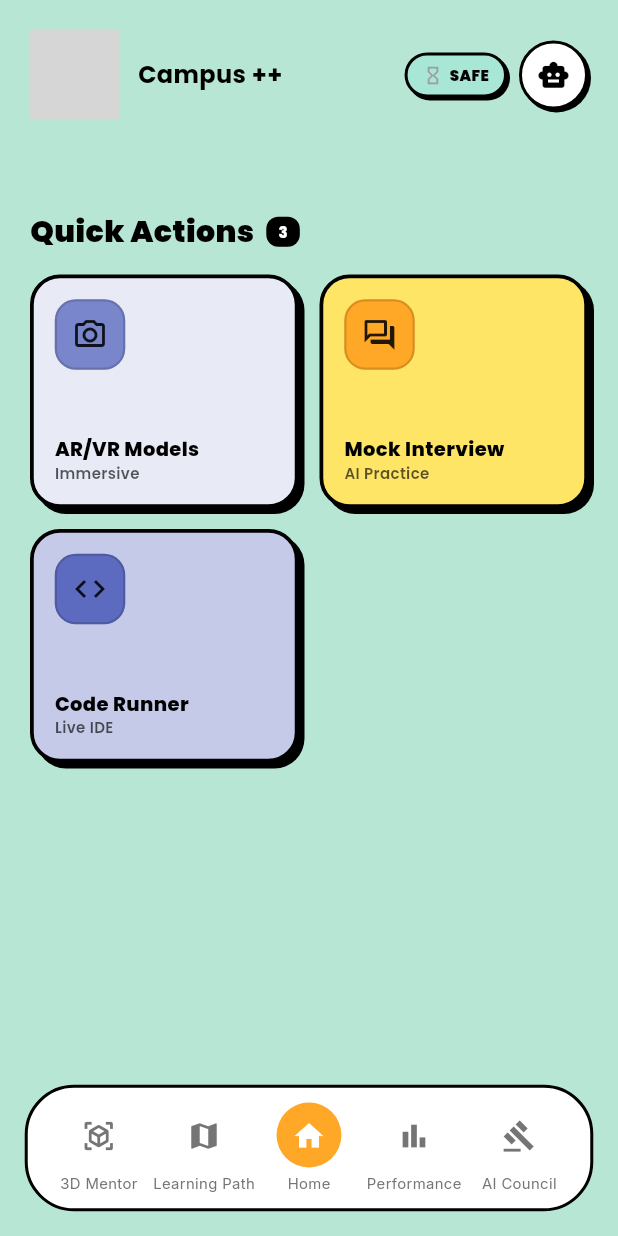
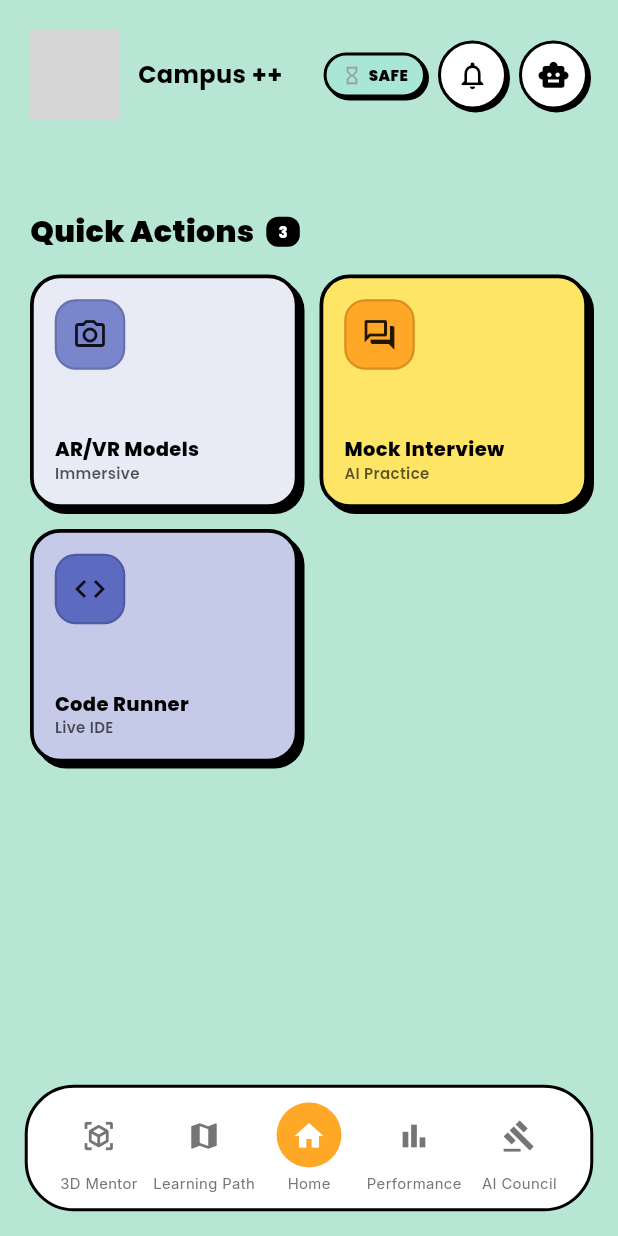
Before and after one commit to Sahil-Hode/CampusPP-app, a Flutter app: the DashboardPage screen opened by its route, on a phone screen of 412 x 824 dp. Run offline on Flutter 3.47's test engine with Material 3 defaults, Android fonts, the phone set to English and light mode, and no system bars; our stand-ins replace audioplayers, badges, camera, file_picker, firebase_core, firebase_messaging and 11 more; missing offline and left inert: code_text_field, flutter_inappwebview, highlight, model_viewer_plus, record; accounts and stored records are empty; network calls fail; project files that could hold a hidden picture were left out; grey boxes are pictures that could not be loaded.

Commit message:
notification

```diff
--- a/lib/main.dart
+++ b/lib/main.dart
@@ -90,7 +90,6 @@ class MyApp extends StatelessWidget {
           // For now they will fall back gracefully due to how routes work,
           // but we define them here in case the user has the pages ready.
       },
-      home: isLoggedIn ? const DashboardPage() : const LandingPage(), // Fallback
     );
   }
 }
--- a/lib/pages/dashboard_page.dart
+++ b/lib/pages/dashboard_page.dart
@@ -309,6 +309,33 @@ class _DashboardPageState extends State<DashboardPage> {
                             ),
                           ),
                         ],
+                      ),
+                    ),
+                  ),
+                  const SizedBox(width: 8),
+                  // Notification Bell Button
+                  GestureDetector(
+                    onTap: () {
+                      Navigator.pushNamed(context, '/notifications');
+                    },
+                    child: Container(
+                      padding: const EdgeInsets.all(10),
+                      decoration: BoxDecoration(
+                        color: Colors.white,
+                        shape: BoxShape.circle,
+                        border: Border.all(color: Colors.black, width: 2),
+                        boxShadow: const [
+                          BoxShadow(
+                            color: Colors.black,
+                            offset: Offset(2, 2),
+                            blurRadius: 0,
+                          ),
+                        ],
+                      ),
+                      child: const Icon(
+                        Icons.notifications_outlined,
+                        color: Colors.black,
+                        size: 22,
                       ),
                     ),
                   ),
```
Also changed, not shown: 1 other file.
